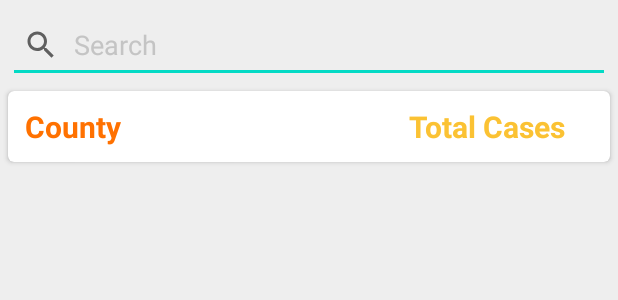
After one commit to eduardnica/MedApp, an Android app: the layout activity_county.xml on its own in the app's theme, with its tools: preview values and no code run, on a phone screen of 412 x 824 dp. The commit adds this screen. Shown: the top 300 px of the screen. Run offline under Robolectric (Android 15) with nearby library versions, the phone set to English and light mode, and no system bars; network calls fail.

Commit message:
County search by name + fetch county data

```diff
--- a/app/src/main/AndroidManifest.xml
+++ b/app/src/main/AndroidManifest.xml
@@ -9,6 +9,9 @@
         android:roundIcon="@mipmap/ic_launcher_round"
         android:supportsRtl="true"
         android:theme="@style/Theme.AplicatieLicenta">
+        <activity
+            android:name=".CountyDataActivity"
+            android:exported="false" />
         <activity
             android:name=".DashboardActivity"
             android:exported="false" />
--- a/app/src/main/java/csie/aplicatielicenta/DashboardActivity.java
+++ b/app/src/main/java/csie/aplicatielicenta/DashboardActivity.java
@@ -3,6 +3,7 @@ package csie.aplicatielicenta;
 import androidx.appcompat.app.AppCompatActivity;
 import androidx.swiperefreshlayout.widget.SwipeRefreshLayout;
 import android.app.ProgressDialog;
+import android.content.Intent;
 import android.graphics.Color;
 import android.os.Bundle;
 import android.os.Handler;
@@ -72,7 +73,8 @@ public class DashboardActivity extends AppCompatActivity {
         linearLayoutStateData.setOnClickListener(new View.OnClickListener() {
             @Override
             public void onClick(View view) {
-                Toast.makeText(DashboardActivity.this, "ceva", Toast.LENGTH_SHORT).show();
+                Intent countyActivityIntent = new Intent(DashboardActivity.this, CountyDataActivity.class);
+                startActivity(countyActivityIntent);
             }
         });
 
@@ -90,7 +92,7 @@ public class DashboardActivity extends AppCompatActivity {
         twInfectedHospitalizedNumber = findViewById(R.id.twInfectedHospitalizedNumber);
         pieChart = findViewById(R.id.activityDashboardPiechart);
         swipeRefreshLayout = findViewById(R.id.activity_dashboard_swipe_refresh_layout);
-        linearLayoutStateData = findViewById(R.id.LinearLayoutStateData);
+        linearLayoutStateData = findViewById(R.id.linearLayoutCountyData);
     }
 
     private void FetchData() {
--- a/app/src/main/java/csie/aplicatielicenta/User.java
+++ b/app/src/main/java/csie/aplicatielicenta/Models/User.java
@@ -1,4 +1,4 @@
-package csie.aplicatielicenta;
+package csie.aplicatielicenta.Models;
 
 public class User {
 
--- a/app/src/main/java/csie/aplicatielicenta/RegisterActivity.java
+++ b/app/src/main/java/csie/aplicatielicenta/RegisterActivity.java
@@ -2,7 +2,7 @@ package csie.aplicatielicenta;
 
 import androidx.annotation.NonNull;
 import androidx.appcompat.app.AppCompatActivity;
-import android.content.Intent;
+
 import android.os.Bundle;
 import android.util.Patterns;
 import android.view.View;
@@ -13,9 +13,10 @@ import com.google.android.gms.tasks.Task;
 import com.google.android.material.button.MaterialButton;
 import com.google.firebase.auth.AuthResult;
 import com.google.firebase.auth.FirebaseAuth;
-import com.google.firebase.auth.FirebaseUser;
 import com.google.firebase.database.FirebaseDatabase;
 import java.util.Objects;
+
+import csie.aplicatielicenta.Models.User;
 
 public class RegisterActivity extends AppCompatActivity {
     private FirebaseAuth mAuth;
--- /dev/null
+++ b/app/src/main/res/drawable/search.xml
@@ -0,0 +1,10 @@
+<vector xmlns:android="http://schemas.android.com/apk/res/android"
+    android:width="24dp"
+    android:height="24dp"
+    android:viewportWidth="24"
+    android:viewportHeight="24"
+    android:tint="?attr/colorControlNormal">
+  <path
+      android:fillColor="@android:color/white"
+      android:pathData="M15.5,14h-0.79l-0.28,-0.27C15.41,12.59 16,11.11 16,9.5 16,5.91 13.09,3 9.5,3S3,5.91 3,9.5 5.91,16 9.5,16c1.61,0 3.09,-0.59 4.23,-1.57l0.27,0.28v0.79l5,4.99L20.49,19l-4.99,-5zM9.5,14C7.01,14 5,11.99 5,9.5S7.01,5 9.5,5 14,7.01 14,9.5 11.99,14 9.5,14z"/>
+</vector>
--- /dev/null
+++ b/app/src/main/res/layout/activity_county.xml
@@ -0,0 +1,86 @@
+<?xml version="1.0" encoding="utf-8"?>
+<androidx.swiperefreshlayout.widget.SwipeRefreshLayout xmlns:android="http://schemas.android.com/apk/res/android"
+    xmlns:app="http://schemas.android.com/apk/res-auto"
+    xmlns:tools="http://schemas.android.com/tools"
+    android:layout_width="match_parent"
+    android:layout_height="match_parent"
+    android:id="@+id/activityCountySwipeRefreshLayout"
+    tools:context=".CountyDataActivity">
+
+
+    <LinearLayout
+        android:layout_width="match_parent"
+        android:layout_height="match_parent"
+        android:background="@color/bg"
+        android:orientation="vertical">
+
+        <EditText
+            android:id="@+id/countySearch"
+            android:layout_width="match_parent"
+            android:layout_height="50dp"
+            android:layout_margin="5dp"
+            android:drawableStart="@drawable/search"
+            android:drawablePadding="10dp"
+            android:hint="Search"
+            android:maxLines="1"
+            android:inputType="textCapWords"
+            android:paddingStart="10dp"
+            android:singleLine="true"
+            android:textColor="#000000"
+            android:textColorHint="@color/gray" />
+
+        <androidx.cardview.widget.CardView
+            android:id="@+id/countyCard"
+            android:layout_width="match_parent"
+            android:layout_height="wrap_content"
+            android:layout_marginLeft="5dp"
+            android:layout_marginRight="5dp"
+            app:cardCornerRadius="4dp">
+
+            <LinearLayout
+                android:layout_width="match_parent"
+                android:layout_height="wrap_content"
+                android:layout_gravity="center"
+                android:orientation="horizontal"
+                android:paddingLeft="6dp"
+                android:paddingRight="6dp"
+                android:paddingTop="10dp"
+                android:paddingBottom="10dp"
+                android:weightSum="3">
+
+                <TextView
+                    android:layout_width="0dp"
+                    android:layout_height="wrap_content"
+                    android:layout_marginLeft="5dp"
+                    android:layout_weight="2"
+                    android:gravity="start"
+                    android:lines="1"
+                    android:text="County"
+                    android:textStyle="bold"
+                    android:textColor="@color/orange"
+                    android:textSize="20sp" />
+
+                <TextView
+                    android:layout_width="0dp"
+                    android:layout_height="wrap_content"
+                    android:layout_weight="1"
+                    android:ellipsize="end"
+                    android:gravity="start"
+                    android:lines="1"
+                    android:text="Total Cases"
+                    android:textStyle="bold"
+                    android:textColor="@color/yellow"
+                    android:textSize="20sp" />
+
+            </LinearLayout>
+        </androidx.cardview.widget.CardView>
+
+        <androidx.recyclerview.widget.RecyclerView
+            android:id="@+id/countyRecyclerView"
+            android:layout_width="match_parent"
+            android:layout_height="wrap_content"
+            android:layout_marginTop="5dp"/>
+    </LinearLayout>
+
+
+</androidx.swiperefreshlayout.widget.SwipeRefreshLayout>
--- a/app/src/main/res/layout/activity_dashboard.xml
+++ b/app/src/main/res/layout/activity_dashboard.xml
@@ -432,7 +432,7 @@
                     app:cardElevation="4dp">
 
                     <LinearLayout
-                        android:id="@+id/LinearLayoutStateData"
+                        android:id="@+id/linearLayoutCountyData"
                         android:layout_width="match_parent"
                         android:layout_height="match_parent"
                         android:clickable="true"
@@ -449,7 +449,7 @@
                             android:layout_marginTop="5dp"
                             android:textStyle="bold"
                             android:gravity="center"
-                            android:text="State Data"
+                            android:text="County Data"
                             android:textColor="@color/teal_700"
                             android:textSize="16sp"/>
 
```
Also changed, not shown: app/src/main/java/csie/aplicatielicenta/Adapters/CountyAdaptor.java (added, +62 -0 lines), app/src/main/java/csie/aplicatielicenta/CountyDataActivity.java (added, +152 -0 lines), app/src/main/java/csie/aplicatielicenta/Models/County.java (added, +25 -0 lines), app/src/main/res/layout/layout_county.xml (added, +47 -0 lines).
